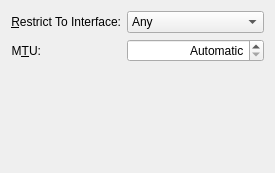
Qt form libs/ui/wired.ui (KDE/networkmanagement) before a commit.
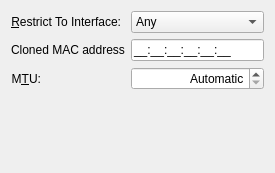
The same form after that commit. Custom widgets are drawn as their Qt base class.

Patch:
```diff
--- a/libs/ui/wired.ui
+++ b/libs/ui/wired.ui
@@ -42,7 +42,7 @@
      </item>
     </widget>
    </item>
-   <item row="1" column="0">
+   <item row="2" column="0">
     <widget class="QLabel" name="label_2">
      <property name="toolTip">
       <string>Maximum Transfer Unit (bytes)</string>
@@ -58,7 +58,7 @@
      </property>
     </widget>
    </item>
-   <item row="1" column="1">
+   <item row="2" column="1">
     <widget class="KIntSpinBox" name="mtu">
      <property name="toolTip">
       <string>Maximum Transmission Unit</string>
@@ -83,6 +83,26 @@
      </property>
     </widget>
    </item>
+   <item row="1" column="1">
+    <widget class="KLineEdit" name="clonedMacAddress">
+     <property name="toolTip">
+      <string>Custom MAC address for the hardware to use</string>
+     </property>
+     <property name="whatsThis">
+      <string>The MAC address entered here will be used as hardware address for the network device this connection is activated on. This feature is known as MAC cloning or spoofing.</string>
+     </property>
+     <property name="inputMask">
+      <string>HH:HH:HH:HH:HH:HH;_</string>
+     </property>
+    </widget>
+   </item>
+   <item row="1" column="0">
+    <widget class="QLabel" name="label_3">
+     <property name="text">
+      <string>Cloned MAC address</string>
+     </property>
+    </widget>
+   </item>
   </layout>
  </widget>
  <customwidgets>
@@ -91,6 +111,11 @@
    <extends>QSpinBox</extends>
    <header>knuminput.h</header>
   </customwidget>
+  <customwidget>
+   <class>KLineEdit</class>
+   <extends>QLineEdit</extends>
+   <header>klineedit.h</header>
+  </customwidget>
   <customwidget>
    <class>KComboBox</class>
    <extends>QComboBox</extends>
```
